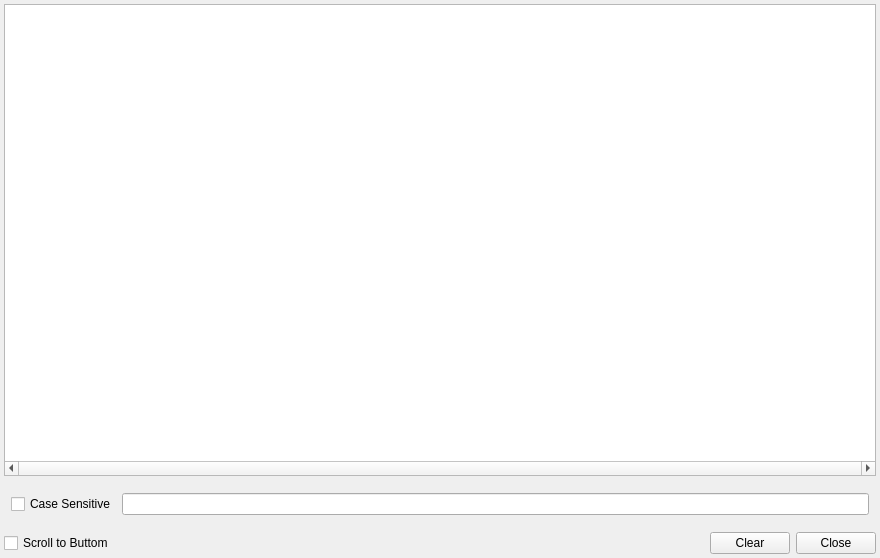
Qt form src/dlgshowlog.ui (coolshou/qiperf) before a commit.
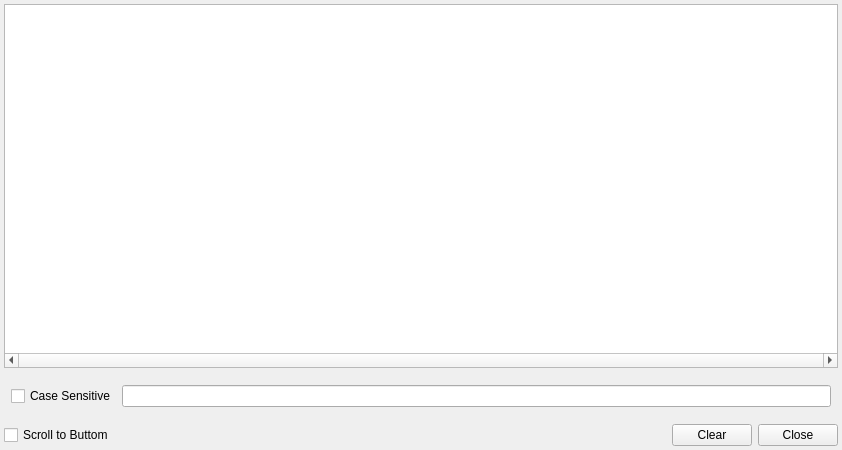
The same form after that commit. Icons and pictures are not drawn.

The edit to the form file:
```diff
--- a/src/dlgshowlog.ui
+++ b/src/dlgshowlog.ui
@@ -9,8 +9,8 @@
    <rect>
     <x>0</x>
     <y>0</y>
-    <width>880</width>
-    <height>558</height>
+    <width>842</width>
+    <height>450</height>
    </rect>
   </property>
   <property name="windowTitle">
```
